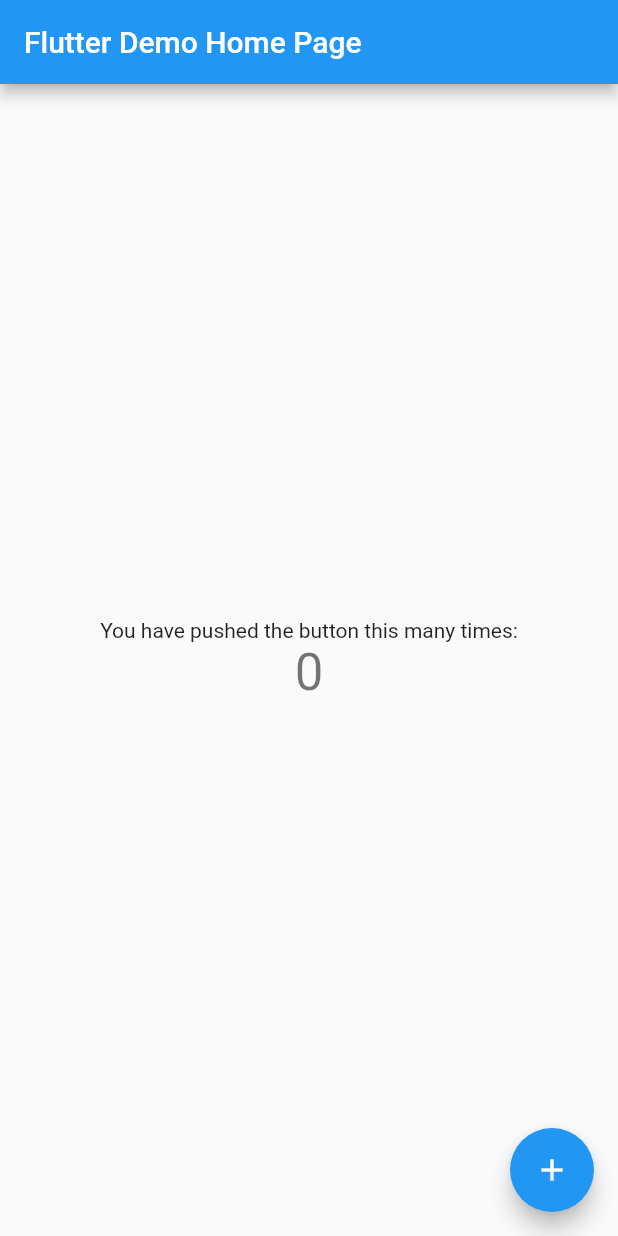
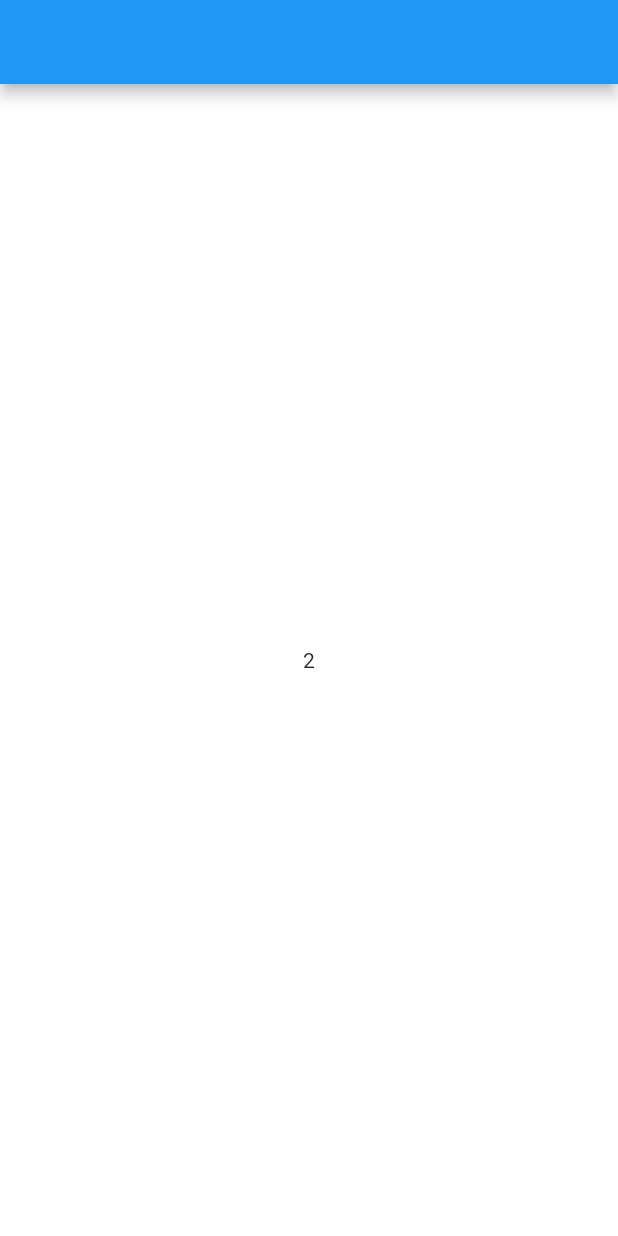
Before and after one commit to Rymfaar/handy-and-d, a Flutter app: the screen it shows after launch, on a phone screen of 412 x 824 dp. Run offline on Flutter 3.47's test engine with Material 2 defaults, Android fonts, the phone set to English and light mode, and no system bars.

Commit message:
chore!: mvvm architecture of some sort

```diff
--- /dev/null
+++ b/lib/core/constants/loading_status.dart
@@ -0,0 +1,3 @@
+// ignore_for_file: constant_identifier_names
+
+enum LoadingStatus { COMPLETED, SEARCHING, EMPTY }
--- a/lib/main.dart
+++ b/lib/main.dart
@@ -1,4 +1,7 @@
 import 'package:flutter/material.dart';
+import 'package:provider/provider.dart';
+import 'package:handy_and_d/viewmodels/character_list_viewmodel.dart';
+import 'package:handy_and_d/views/home_view.dart';
 
 void main() {
   runApp(const MyApp());
@@ -13,103 +16,16 @@
     return MaterialApp(
       title: 'Flutter Demo',
       theme: ThemeData(
-        // This is the theme of your application.
-        //
-        // Try running your application with "flutter run". You'll see the
-        // application has a blue toolbar. Then, without quitting the app, try
-        // changing the primarySwatch below to Colors.green and then invoke
-        // "hot reload" (press "r" in the console where you ran "flutter run",
-        // or simply save your changes to "hot reload" in a Flutter IDE).
-        // Notice that the counter didn't reset back to zero; the application
-        // is not restarted.
         primarySwatch: Colors.blue,
       ),
-      home: const MyHomePage(title: 'Flutter Demo Home Page'),
+      home: MultiProvider(
+        providers: [
+          ChangeNotifierProvider(
+            create: (_) => CharacterListViewModel(),
+          ),
+        ],
+        child: const HomeView(),
+      ),
     );
   }
 }
-
-class MyHomePage extends StatefulWidget {
-  const MyHomePage({Key? key, required this.title}) : super(key: key);
-
-  // This widget is the home page of your application. It is stateful, meaning
-  // that it has a State object (defined below) that contains fields that affect
-  // how it looks.
-
-  // This class is the configuration for the state. It holds the values (in this
-  // case the title) provided by the parent (in this case the App widget) and
-  // used by the build method of the State. Fields in a Widget subclass are
-  // always marked "final".
-
-  final String title;
-
-  @override
-  State<MyHomePage> createState() => _MyHomePageState();
-}
-
-class _MyHomePageState extends State<MyHomePage> {
-  int _counter = 0;
-
-  void _incrementCounter() {
-    setState(() {
-      // This call to setState tells the Flutter framework that something has
-      // changed in this State, which causes it to rerun the build method below
-      // so that the display can reflect the updated values. If we changed
-      // _counter without calling setState(), then the build method would not be
-      // called again, and so nothing would appear to happen.
-      _counter++;
-    });
-  }
-
-  @override
-  Widget build(BuildContext context) {
-    // This method is rerun every time setState is called, for instance as done
-    // by the _incrementCounter method above.
-    //
-    // The Flutter framework has been optimized to make rerunning build methods
-    // fast, so that you can just rebuild anything that needs updating rather
-    // than having to individually change instances of widgets.
-    return Scaffold(
-      appBar: AppBar(
-        // Here we take the value from the MyHomePage object that was created by
-        // the App.build method, and use it to set our appbar title.
-        title: Text(widget.title),
-      ),
-      body: Center(
-        // Center is a layout widget. It takes a single child and positions it
-        // in the middle of the parent.
-        child: Column(
-          // Column is also a layout widget. It takes a list of children and
-          // arranges them vertically. By default, it sizes itself to fit its
-          // children horizontally, and tries to be as tall as its parent.
-          //
-          // Invoke "debug painting" (press "p" in the console, choose the
-          // "Toggle Debug Paint" action from the Flutter Inspector in Android
-          // Studio, or the "Toggle Debug Paint" command in Visual Studio Code)
-          // to see the wireframe for each widget.
-          //
-          // Column has various properties to control how it sizes itself and
-          // how it positions its children. Here we use mainAxisAlignment to
-          // center the children vertically; the main axis here is the vertical
-          // axis because Columns are vertical (the cross axis would be
-          // horizontal).
-          mainAxisAlignment: MainAxisAlignment.center,
-          children: <Widget>[
-            const Text(
-              'You have pushed the button this many times:',
-            ),
-            Text(
-              '$_counter',
-              style: Theme.of(context).textTheme.headline4,
-            ),
-          ],
-        ),
-      ),
-      floatingActionButton: FloatingActionButton(
-        onPressed: _incrementCounter,
-        tooltip: 'Increment',
-        child: const Icon(Icons.add),
-      ), // This trailing comma makes auto-formatting nicer for build methods.
-    );
-  }
-}
--- /dev/null
+++ b/lib/models/character_model.dart
@@ -0,0 +1,36 @@
+class CharacterModel {
+  CharacterModel(
+      {required this.name,
+      required this.role,
+      required this.race,
+      required this.xp,
+      required this.maxHP,
+      required this.ac});
+
+  final String? name;
+  final String? role; // todo: change to Role enum (core/constants)
+  final String? race;
+  final int? xp;
+  final int? maxHP;
+  final int? ac;
+
+  factory CharacterModel.fromJson(Map<String, dynamic> json) {
+    return CharacterModel(
+      name: json["name"] ?? "",
+      role: json["role"] ?? "",
+      race: json["race"] ?? "",
+      xp: json["xp"] ?? 0,
+      maxHP: json["maxHP"] ?? 0,
+      ac: json["ac"] ?? 0,
+    );
+  }
+
+  Map<String, dynamic> toJson() => {
+        "name": name ?? "",
+        "role": role ?? "",
+        "race": race ?? "",
+        "xp": xp ?? 0,
+        "maxHP": maxHP ?? 0,
+        "ac": ac ?? 0,
+      };
+}
--- /dev/null
+++ b/lib/viewmodels/character_viewmodel.dart
@@ -0,0 +1,15 @@
+import 'package:handy_and_d/models/character_model.dart';
+
+class CharacterViewModel {
+  final CharacterModel _characterModel;
+
+  CharacterViewModel({required CharacterModel character})
+      : _characterModel = character;
+
+  String? get name => _characterModel.name;
+  String? get role => _characterModel.role;
+  String? get race => _characterModel.race;
+  int? get xp => _characterModel.xp;
+  int? get maxHP => _characterModel.maxHP;
+  int? get ac => _characterModel.ac;
+}
--- /dev/null
+++ b/lib/views/home_view.dart
@@ -0,0 +1,30 @@
+import 'package:flutter/material.dart';
+import 'package:provider/provider.dart';
+import 'package:handy_and_d/viewmodels/character_list_viewmodel.dart';
+
+class HomeView extends StatefulWidget {
+  const HomeView({Key? key}) : super(key: key);
+
+  @override
+  State<HomeView> createState() => _HomeViewState();
+}
+
+class _HomeViewState extends State<HomeView> {
+  @override
+  void initState() {
+    super.initState();
+    Provider.of<CharacterListViewModel>(context, listen: false)
+        .getCharacterHeaders();
+  }
+
+  @override
+  Widget build(BuildContext context) {
+    var listenViewModel = Provider.of<CharacterListViewModel>(context);
+
+    return Scaffold(
+      appBar: AppBar(),
+      body: Center(child: Text(listenViewModel.characters.length.toString())),
+      backgroundColor: Colors.white,
+    );
+  }
+}
--- a/pubspec.yaml
+++ b/pubspec.yaml
@@ -34,6 +34,12 @@
   # The following adds the Cupertino Icons font to your application.
   # Use with the CupertinoIcons class for iOS style icons.
   cupertino_icons: ^1.0.2
+  # Stores items in cache memory
+  shared_preferences: ^2.0.11
+  # search data online
+  dio: ^4.0.4
+  # state management
+  provider: ^6.0.2
 
 dev_dependencies:
   flutter_test:
```
Also changed, not shown: lib/core/constants/role.dart (added, +17 -0 lines), lib/services/web_service.dart (added, +30 -0 lines), lib/viewmodels/character_list_viewmodel.dart (added, +26 -0 lines), 6 other files.
